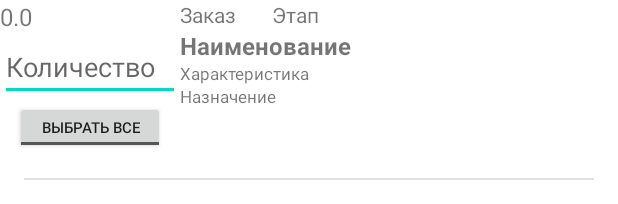
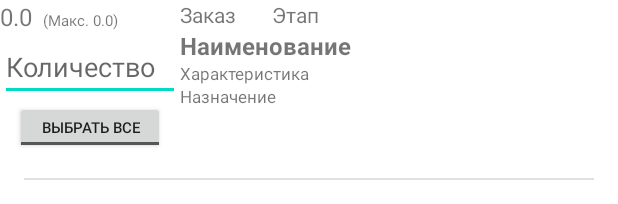
Before and after one commit to olkv/rbmanufacturing, an Android app: the layout item_warehouse_manf.xml on its own in the app's theme, with its tools: preview values and no code run, on a phone screen of 412 x 824 dp. Shown: the top 204 px of the screen. Run offline under Robolectric (Android 15) with nearby library versions, the phone set to English and light mode, and no system bars.

Commit message:
Add maxcount in edit item

```diff
--- a/app/src/main/java/com/example/rbmanufacturing/presentation/docmaster/DocMasterAdapter.kt
+++ b/app/src/main/java/com/example/rbmanufacturing/presentation/docmaster/DocMasterAdapter.kt
@@ -33,6 +33,7 @@ class DocMasterAdapter (context: Context, val rowClickListiner: RowClickListiner
         val txtCustomItem = view.findViewById<TextView>(R.id.txtCustomItem)
         val txtAppointmentItem = view.findViewById<TextView>(R.id.txtAppointmentItem)
         val txtCountItem = view.findViewById<TextView>(R.id.txtCountItem)
+        val txtMaxCountItem = view.findViewById<TextView>(R.id.txtMaxCountItem)
         val editCountItem = view.findViewById<EditText>(R.id.editCountItem)
         val btnAllCount = view.findViewById<ToggleButton>(R.id.btnAllCount)
         val rowItem = view.findViewById<LinearLayout>(R.id.rowItem)
@@ -46,6 +47,7 @@ class DocMasterAdapter (context: Context, val rowClickListiner: RowClickListiner
             txtCustomItem.text = item.custom
             txtAppointmentItem.text = item.appointment
             txtCountItem.text = item.count.toString()
+            txtMaxCountItem.text = "(${item.maxcount.toString()})"
             editCountItem.setText(item.editcount.toString())
 
             btnAllCount.isChecked = false
--- a/app/src/main/res/layout/item_warehouse_manf.xml
+++ b/app/src/main/res/layout/item_warehouse_manf.xml
@@ -16,12 +16,27 @@
             android:layout_height="match_parent"
             android:orientation="vertical">
 
-            <TextView
-                android:id="@+id/txtCountItem"
-                android:layout_width="match_parent"
+            <LinearLayout
+                android:layout_width="wrap_content"
                 android:layout_height="wrap_content"
-                android:textSize="16dp"
-                android:text="0.0" />
+                android:orientation="horizontal">
+                <TextView
+                    android:id="@+id/txtCountItem"
+                    android:layout_width="match_parent"
+                    android:layout_height="wrap_content"
+                    android:textSize="16dp"
+                    android:text="0.0" />
+
+                <TextView
+                    android:id="@+id/txtMaxCountItem"
+                    android:layout_width="match_parent"
+                    android:layout_height="wrap_content"
+                    android:layout_marginStart="7dp"
+                    android:textSize="10dp"
+                    android:text="(Макс. 0.0)" />
+
+            </LinearLayout>
+
 
             <EditText
                 android:id="@+id/editCountItem"
```
